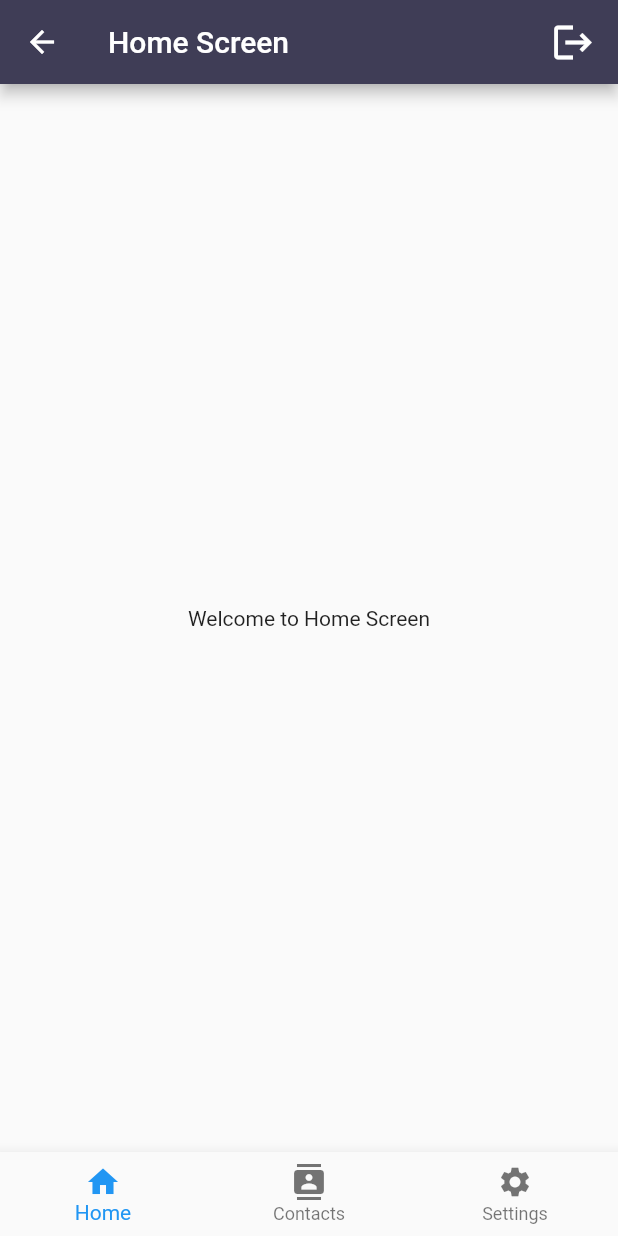
After one commit to Fernando473/basic_app, a Flutter app: the HomeScreen screen opened directly, on a phone screen of 412 x 824 dp. The commit adds this screen. Run offline on Flutter 3.47's test engine with Material 2 defaults, Android fonts, the phone set to English and light mode, and no system bars.

Commit message:
Home Screen loaded: Not finished yet

```diff
--- /dev/null
+++ b/lib/home_screen.dart
@@ -0,0 +1,32 @@
+import "package:flutter/material.dart";
+
+class HomeScreen extends StatelessWidget {
+  const HomeScreen({Key? key}) : super(key: key);
+
+  @override
+  Widget build(BuildContext context) {
+    return (Scaffold(
+        appBar: AppBar(
+          title: const Text("Home Screen"),
+          backgroundColor: const Color(0XFF3F3D56),
+          actions: const [
+            Padding(
+              padding: EdgeInsets.only(right: 15),
+              child: Icon(Icons.logout, size: 30),
+            ),
+          ],
+        ),
+        body: const Center(
+          child: Text("Welcome to Home Screen"),
+        ),
+        bottomNavigationBar: BottomNavigationBar(items: const [
+          BottomNavigationBarItem(icon: Icon(Icons.home), label: "Home"),
+          BottomNavigationBarItem(
+              icon: Icon(Icons.contacts),
+              label: "Contacts",
+              tooltip: AutofillHints.birthday),
+          BottomNavigationBarItem(
+              icon: Icon(Icons.settings), label: "Settings"),
+        ])));
+  }
+}
--- a/lib/login_screen.dart
+++ b/lib/login_screen.dart
@@ -1,3 +1,4 @@
+import 'package:basic_app/home_screen.dart';
 import 'package:basic_app/sign_up_screen.dart';
 import 'package:flutter/cupertino.dart';
 import 'package:flutter/material.dart';
@@ -73,7 +74,13 @@ class _LoginScreenState extends State<LoginScreen> {
           Padding(
             padding: const EdgeInsets.all(0),
             child: InkWell(
-                onTap: null,
+                onTap: () {
+                  Navigator.push(
+                      context,
+                      MaterialPageRoute(
+                        builder: (context) => const HomeScreen(),
+                      ));
+                },
                 child: Container(
                   padding: const EdgeInsets.symmetric(vertical: 15),
                   width: 430,
@@ -113,7 +120,8 @@ class _LoginScreenState extends State<LoginScreen> {
                       fontSize: 18,
                       color: Color(0XFF3F3D56),
                       fontWeight: FontWeight.bold),
-                  ))
+                ),
+              )
             ],
           )
         ],
```
Also changed, not shown: 1 other file. Lines whose indentation alone changed are shown as unchanged.
